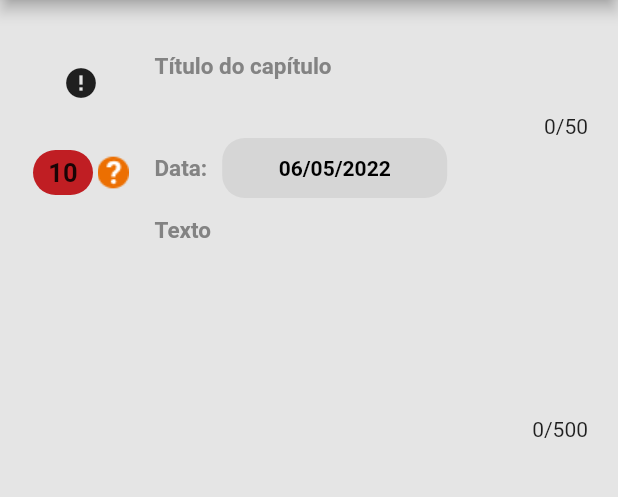
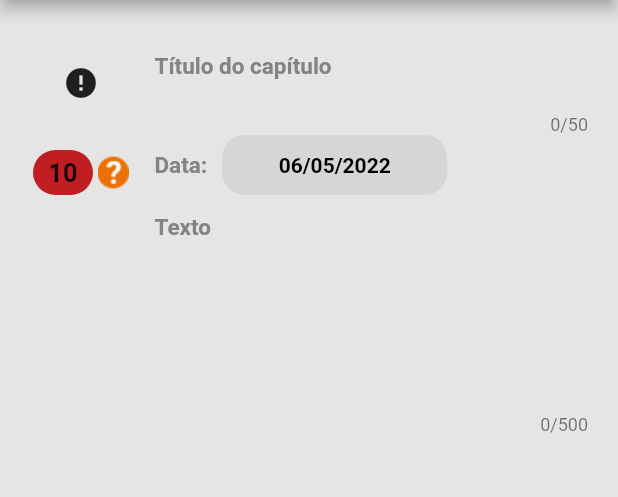
Before and after one commit to azerox/azerox, a Flutter app: the CreatePostPage screen opened by its route, on a phone screen of 412 x 824 dp, the part 84-581 px from its top. Run offline on Flutter 3.47's test engine with Material 2 defaults, Android fonts, the phone set to English and light mode, and no system bars; drawn by our look-alikes of cached_network_image; our stand-ins replace audioplayers, dio, get, image_picker, lazy_load_scrollview, permission_handler; missing offline and left inert: flutter_facebook_auth, flutter_social_content_share, flutter_sound, mask, record_mp3; accounts and stored records are empty; network calls fail; project files that could hold a hidden picture were left out.

Commit message:
WIP: Adicionado estilo aos contadores de caracteres

```diff
--- a/lib/app/modules/create_post/create_post_page.dart
+++ b/lib/app/modules/create_post/create_post_page.dart
@@ -125,6 +125,7 @@ class CreatePostPage extends StatelessWidget {
                               animation: controller,
                               builder: (context, child) => Text(
                                 '${controller.titleChapter?.length ?? 0}/50',
+                                style: Theme.of(context).textTheme.caption,
                               ),
                             ),
                           ),
@@ -197,6 +198,7 @@ class CreatePostPage extends StatelessWidget {
                               animation: controller,
                               builder: (context, child) => Text(
                                 '${controller.contentChapter?.length ?? 0}/500',
+                                style: Theme.of(context).textTheme.caption,
                               ),
                             ),
                           ),
```
